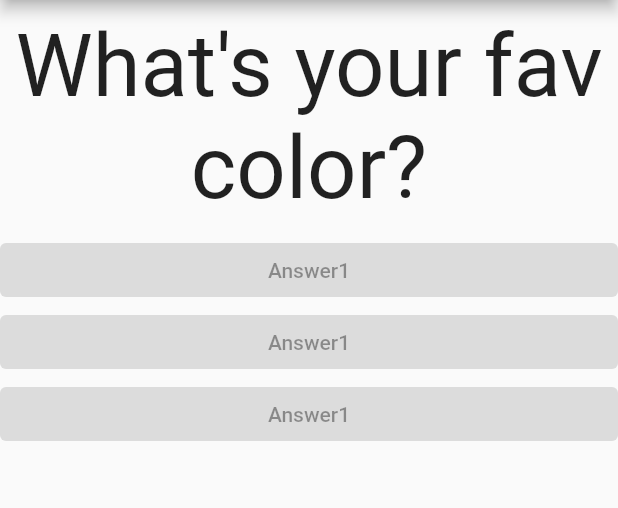
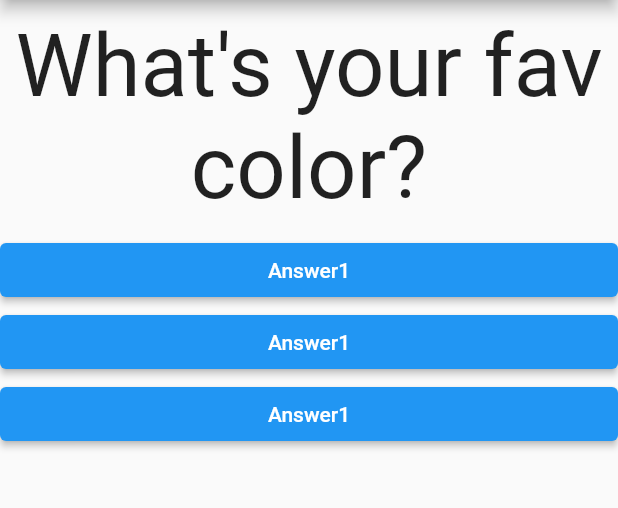
Before and after one commit to addod19/flutterQuizApp, a Flutter app: the screen it shows after launch, on a phone screen of 412 x 824 dp, the part 84-592 px from its top. Run offline on Flutter 3.47's test engine with Material 2 defaults, Android fonts, the phone set to English and light mode, and no system bars.

Commit message:
Use lifting technique to pass function down to other widget

```diff
--- a/lib/answer.dart
+++ b/lib/answer.dart
@@ -1,13 +1,16 @@
 import 'package:flutter/material.dart';
 
 class Answer extends StatelessWidget {
+  final selectHandler;
+
+  Answer(this.selectHandler);
   @override
   Widget build(BuildContext context) {
     return Container(
       width: double.infinity,
       child: ElevatedButton(
         child: Text('Answer1'),
-        onPressed: null,
+        onPressed: selectHandler,
       ),
     );
   }
--- a/lib/main.dart
+++ b/lib/main.dart
@@ -39,9 +39,9 @@ class _MyAppState extends State<MyApp> {
         body: Column(
           children: [
             Question(questions[_questionIndex]),
-            Answer(),
-            Answer(),
-            Answer(),
+            Answer(_answerQuestion),
+            Answer(_answerQuestion),
+            Answer(_answerQuestion),
           ],
         ),
       ),
```
